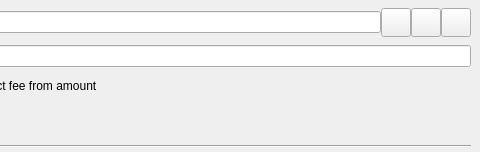
githubzon/qtum, file src/qt/forms/sendcoinsentry.ui: the form before one commit; both pictures show x 249 to 729 and y 0 to 152 of the 729 by 152 pixel window.
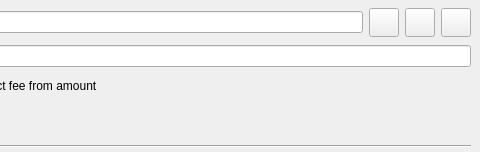
The form after the commit. Icons and pictures are not drawn. Custom widgets are drawn as their Qt base class.

Commit message: Update tool buttons

```diff
--- a/src/qt/forms/sendcoinsentry.ui
+++ b/src/qt/forms/sendcoinsentry.ui
@@ -128,7 +128,7 @@
     <item row="0" column="1">
      <layout class="QHBoxLayout" name="payToLayout">
       <property name="spacing">
-       <number>0</number>
+       <number>6</number>
       </property>
       <item>
        <widget class="QValidatedLineEdit" name="payTo">
```
The commit also changes 7 other files.
